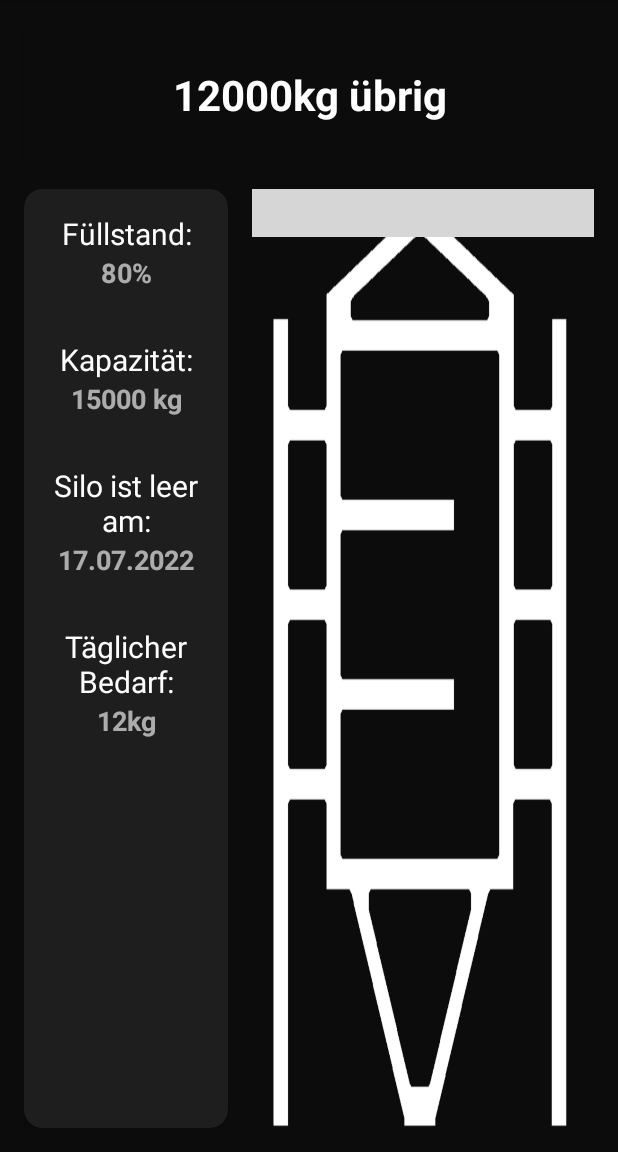
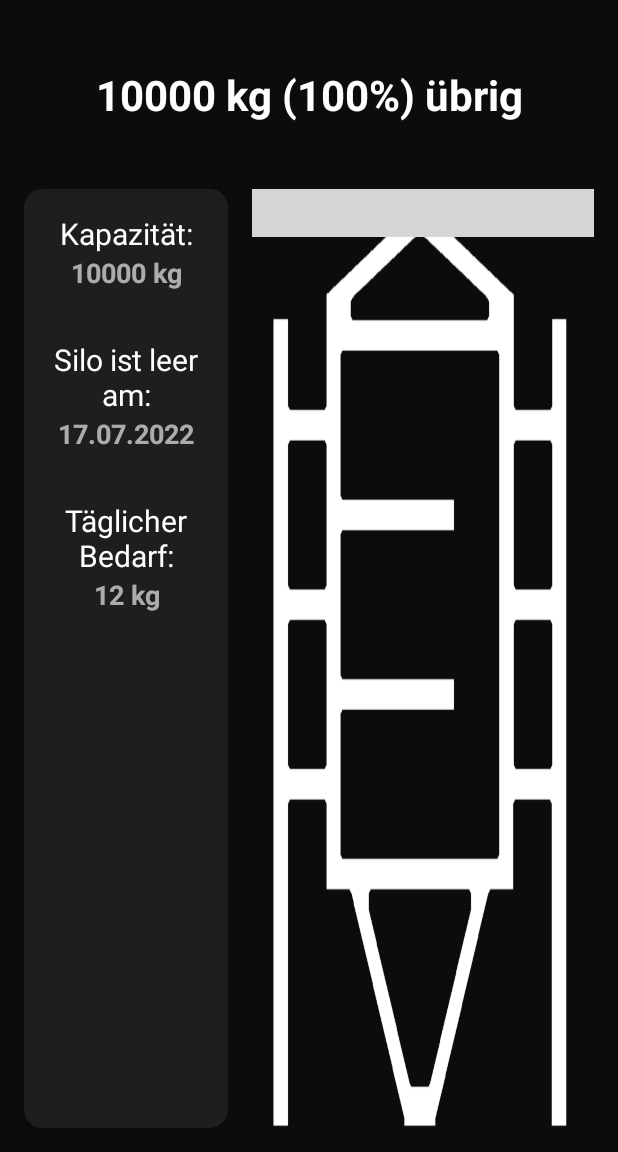
Before and after one commit to LuisTschurtschenthaler/Silo-Monitoring, an Android app: the fragment SiloFragment shown on its own in the app's theme, on a phone screen of 412 x 824 dp, the part 84-1236 px from its top. Run offline under Robolectric (Android 15) with nearby library versions, the phone set to English and light mode, and no system bars; plain views replace WaveView; grey boxes are pictures that could not be loaded.

Commit message:
Fixed texts

```diff
--- a/SiloMonitoring/app/src/main/java/com/layer8studios/silomonitoring/fragments/SiloFragment.kt
+++ b/SiloMonitoring/app/src/main/java/com/layer8studios/silomonitoring/fragments/SiloFragment.kt
@@ -124,8 +124,9 @@ class SiloFragment
         val daysLeft = ceil(contentLeft / silo?.needPerDay!!).toLong()
         val refillDate = LocalDate.now().plusDays(daysLeft)
 
-        binding.textViewFillLevelKg.text = if(contentLeft > 0.0) "${formatText(contentLeft)} kg ${getString(R.string.left)}" else getString(R.string.empty)
-        binding.textViewFillLevelPercentage.text = "${formatText(fillLevelPercent)} %"
+        binding.textViewFillLevelKg.text = if(contentLeft > 0.0)
+                "${formatText(contentLeft)} kg (${formatText(fillLevelPercent)}%) ${getString(R.string.left)}"
+            else getString(R.string.empty)
         binding.textViewCapacity.text = "${formatText(silo?.capacity!!)} kg"
         binding.textViewDate.text = dateFormatter.format(refillDate)
         binding.textViewNeedPerDay.text = "${formatText(silo?.needPerDay!!)} kg"
@@ -144,10 +145,7 @@ class SiloFragment
         val color = if(progress > 50)
             getColor(orange, green, 100 - progress)
         else getColor(orange, red, progress)
-
         binding.waveView.background = ColorDrawable(color)
-        binding.waveView.foreground = ColorDrawable(android.R.color.transparent)
-
     }
 
     private fun getColor(colorStart: Int, colorEnd: Int, percent: Int): Int {
--- a/SiloMonitoring/app/src/main/res/layout/fragment_silo.xml
+++ b/SiloMonitoring/app/src/main/res/layout/fragment_silo.xml
@@ -39,7 +39,7 @@
             android:layout_marginTop="16dp"
             android:layout_marginBottom="16dp"
             android:padding="12dp"
-            android:text="12000kg übrig"
+            android:text="10000 kg (100%) übrig"
             android:textColor="@color/white"
             android:textSize="28sp"
             android:textStyle="bold" />
@@ -86,33 +86,6 @@
                             android:layout_width="match_parent"
                             android:layout_height="wrap_content"
                             android:gravity="center"
-                            android:text="@string/text_fill_level"
-                            android:textColor="@color/white"
-                            android:textSize="20sp" />
-
-                        <TextView
-                            android:id="@+id/text_view_fill_level_percentage"
-                            android:layout_width="match_parent"
-                            android:layout_height="wrap_content"
-                            android:gravity="center"
-                            android:alpha="0.64"
-                            android:text="80%"
-                            android:textColor="@color/white"
-                            android:textSize="18sp"
-                            android:textStyle="bold" />
-
-                    </LinearLayout>
-
-                    <LinearLayout
-                        android:layout_width="match_parent"
-                        android:layout_height="wrap_content"
-                        android:layout_marginTop="32dp"
-                        android:orientation="vertical">
-
-                        <TextView
-                            android:layout_width="match_parent"
-                            android:layout_height="wrap_content"
-                            android:gravity="center"
                             android:text="@string/text_capacity"
                             android:textColor="@color/white"
                             android:textSize="20sp" />
@@ -123,7 +96,7 @@
                             android:layout_height="wrap_content"
                             android:gravity="center"
                             android:alpha="0.64"
-                            android:text="15000 kg"
+                            android:text="10000 kg"
                             android:textColor="@color/white"
                             android:textSize="18sp"
                             android:textStyle="bold" />
@@ -177,7 +150,7 @@
                             android:layout_height="wrap_content"
                             android:gravity="center"
                             android:alpha="0.64"
-                            android:text="12kg"
+                            android:text="12 kg"
                             android:textColor="@color/white"
                             android:textSize="18sp"
                             android:textStyle="bold" />
--- a/SiloMonitoring/app/src/main/res/values/strings.xml
+++ b/SiloMonitoring/app/src/main/res/values/strings.xml
@@ -23,7 +23,7 @@
     <string name="delete">Löschen</string>
     <string name="delete_title">ACHTUNG!</string>
     <string name="delete_message">Bist du sicher, dass du das Silo löschen willst?</string>
-    <string name="empty">LEER</string>
+    <string name="empty">Das Silo ist leer!</string>
     <string name="empty_field">Das Feld darf nicht leer sein!</string>
     <string name="must_not_be_null">Muss größer als Null sein!</string>
     <string name="too_big">Darf nicht größer als Kapazität des Silos sein!</string>
```
